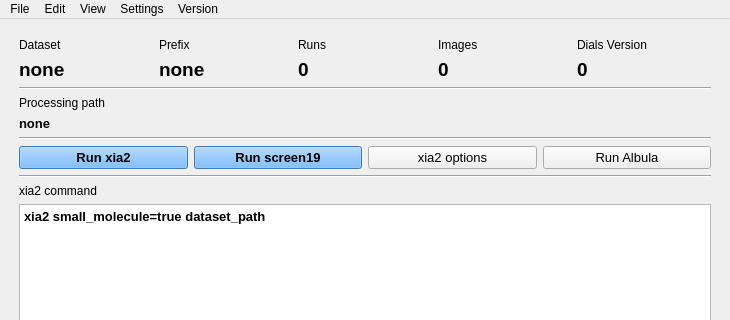
Before: the Qt Designer form i19-gui/MainWindow.ui in xia2/i19-gui, drawn with Qt 5; both pictures show x 0 to 730 and y 0 to 320 of the 730 by 737 pixel window.
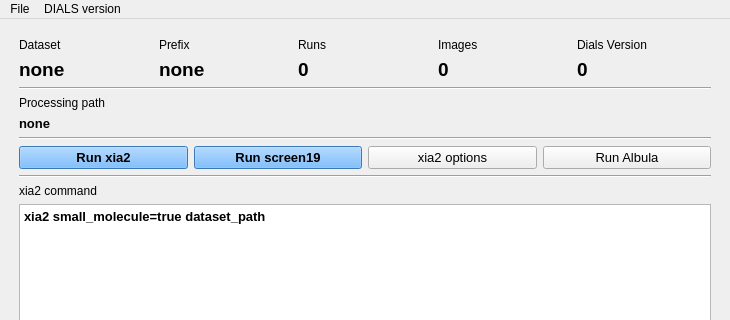
After: the same form once the commit is applied.

Commit message:
Tidy up the menu bar
Remove the non-functional 'Edit', 'View' & 'Settings' menus.
Rename the 'Version' menu to 'DIALS version'

The edit to the form file:
```diff
--- a/i19-gui/MainWindow.ui
+++ b/i19-gui/MainWindow.ui
@@ -1271,27 +1271,9 @@
     <addaction name="separator"/>
     <addaction name="menuFile_Close_GUI"/>
    </widget>
-   <widget class="QMenu" name="menuEdit">
-    <property name="title">
-     <string>Edit</string>
-    </property>
-    <addaction name="menuEdit_CopyCommand"/>
-    <addaction name="menuEdit_SaveSettings"/>
-    <addaction name="menuEdit_LoadSettings"/>
-   </widget>
-   <widget class="QMenu" name="menuView">
-    <property name="title">
-     <string>View</string>
-    </property>
-   </widget>
-   <widget class="QMenu" name="menuSettings">
-    <property name="title">
-     <string>Settings</string>
-    </property>
-   </widget>
    <widget class="QMenu" name="menuVersion">
     <property name="title">
-     <string>Version</string>
+     <string>DIALS version</string>
     </property>
     <addaction name="versionCurrent"/>
     <addaction name="versionLatest"/>
@@ -1299,9 +1281,6 @@
     <addaction name="version1_4"/>
    </widget>
    <addaction name="menuFile"/>
-   <addaction name="menuEdit"/>
-   <addaction name="menuView"/>
-   <addaction name="menuSettings"/>
    <addaction name="menuVersion"/>
   </widget>
   <widget class="QStatusBar" name="statusbar"/>
```
